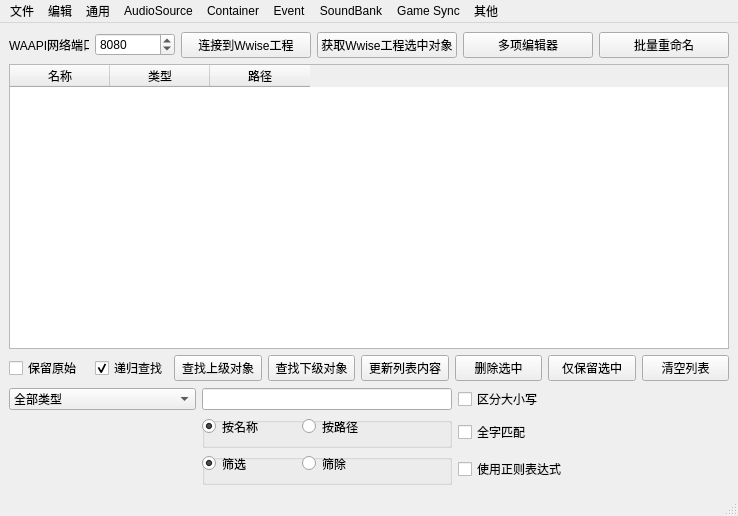
Qt form WAAPI_Tools/QtDesign/MainWindow.ui (victor647/AudioToolkit647) before a commit.
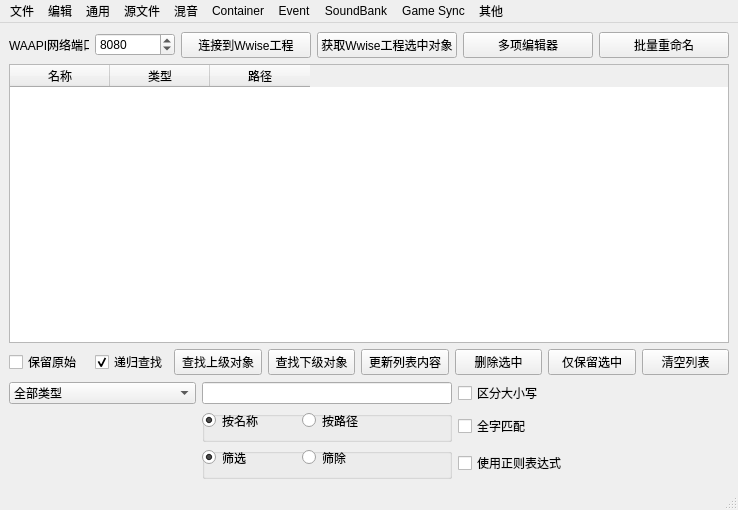
The same form after that commit.

```diff
--- a/WAAPI_Tools/QtDesign/MainWindow.ui
+++ b/WAAPI_Tools/QtDesign/MainWindow.ui
@@ -7,7 +7,7 @@
     <x>0</x>
     <y>0</y>
     <width>738</width>
-    <height>516</height>
+    <height>510</height>
    </rect>
   </property>
   <property name="windowTitle">
@@ -496,7 +496,7 @@
    </property>
    <widget class="QMenu" name="mnuAudioSource">
     <property name="title">
-     <string>AudioSource</string>
+     <string>源文件</string>
     </property>
     <addaction name="actApplyEditsToOriginal"/>
     <addaction name="actResetSourceEdits"/>
@@ -507,7 +507,7 @@
     <addaction name="actDeleteUnusedAKDFiles"/>
     <addaction name="actLocalizeLanguages"/>
    </widget>
-   <widget class="QMenu" name="mnuLogicContainers">
+   <widget class="QMenu" name="mnuContainer">
     <property name="title">
      <string>Container</string>
     </property>
@@ -590,7 +590,7 @@
     <addaction name="actBatchReplaceTool"/>
     <addaction name="separator"/>
    </widget>
-   <widget class="QMenu" name="menuEvent">
+   <widget class="QMenu" name="mnuEvent">
     <property name="title">
      <string>Event</string>
     </property>
@@ -628,7 +628,7 @@
     <addaction name="mnuSetInclusion"/>
     <addaction name="actDeleteObjects"/>
    </widget>
-   <widget class="QMenu" name="menu">
+   <widget class="QMenu" name="mnuOther">
     <property name="title">
      <string>其他</string>
     </property>
@@ -643,15 +643,22 @@
     </property>
     <addaction name="actReplaceRTPC"/>
    </widget>
+   <widget class="QMenu" name="mnuMixing">
+    <property name="title">
+     <string>混音</string>
+    </property>
+    <addaction name="actDownMixFader"/>
+   </widget>
    <addaction name="mnuFile"/>
    <addaction name="mnuEdit"/>
    <addaction name="mnuCommon"/>
    <addaction name="mnuAudioSource"/>
-   <addaction name="mnuLogicContainers"/>
-   <addaction name="menuEvent"/>
+   <addaction name="mnuMixing"/>
+   <addaction name="mnuContainer"/>
+   <addaction name="mnuEvent"/>
    <addaction name="mnuSoundBank"/>
    <addaction name="mnuGameSync"/>
-   <addaction name="menu"/>
+   <addaction name="mnuOther"/>
   </widget>
   <widget class="QStatusBar" name="statusbar"/>
   <action name="actionEnable">
```
Left out of the diff: 88 changed lines with no effect on the pictures.
